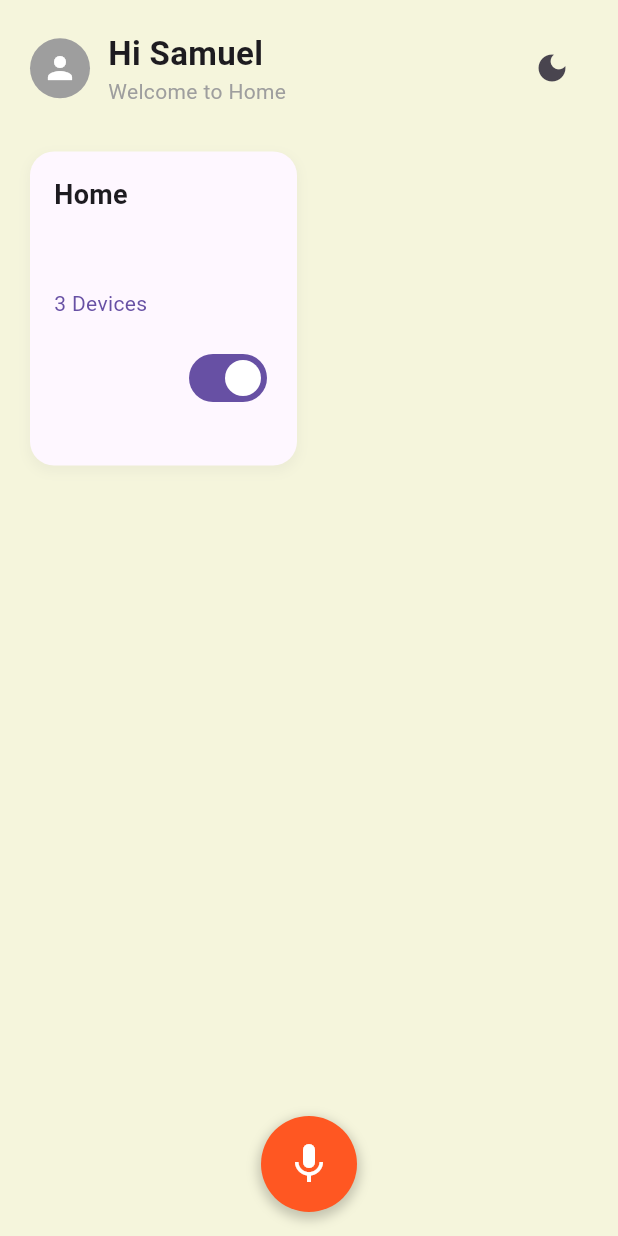
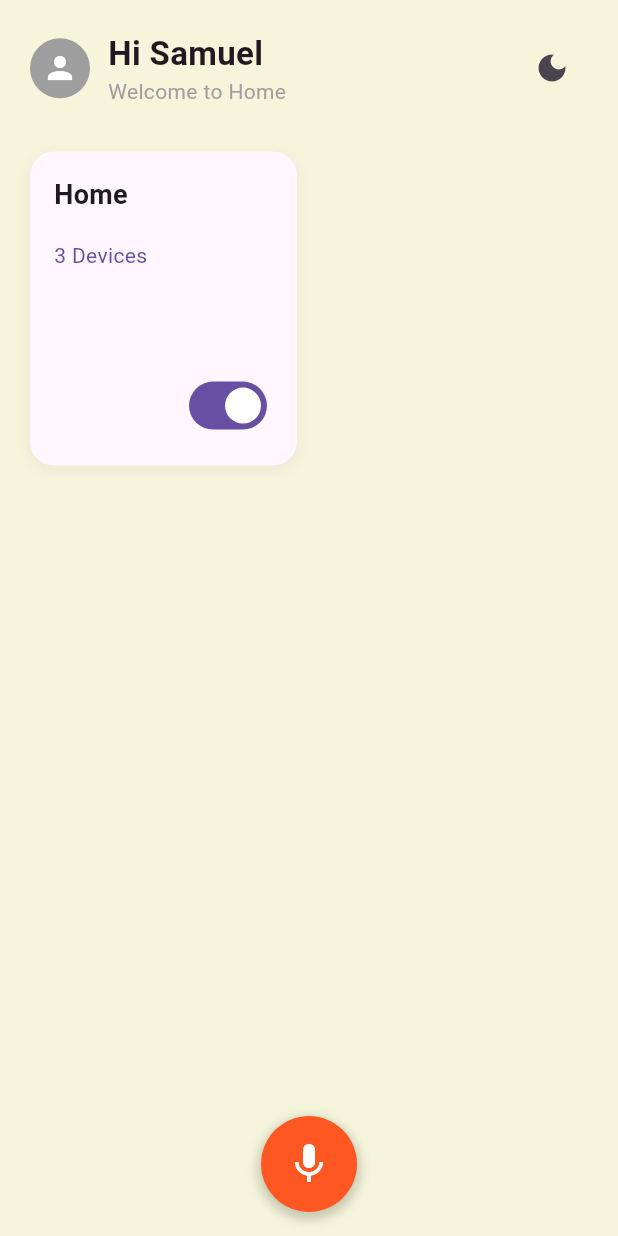
Before and after one commit to Hackathon-M1-Equipe-1/mobile, a Flutter app: the screen it shows after launch, on a phone screen of 412 x 824 dp. Run offline on Flutter 3.47's test engine with Material 3 defaults, Android fonts, the phone set to English and light mode, and no system bars; our stand-ins replace firebase_core, shared_preferences; missing offline and left inert: record; accounts and stored records are empty; Roboto replaces fonts that are missing (Poppins).

Commit message:
fix: corrections sur UI

```diff
--- a/lib/widgets/room_card.dart
+++ b/lib/widgets/room_card.dart
@@ -47,7 +47,6 @@ class RoomCard extends StatelessWidget {
                 color: theme.textTheme.bodyLarge?.color,
               ),
             ),
-            const SizedBox(height: 8),
             Text(
               '',
               style: TextStyle(
@@ -55,7 +54,6 @@ class RoomCard extends StatelessWidget {
                 color: theme.textTheme.bodySmall?.color,
               ),
             ),
-            const SizedBox(height: 24),
             Text(
               '${room.devices} Devices',
               style: TextStyle(
@@ -63,9 +61,9 @@ class RoomCard extends StatelessWidget {
                 color: theme.colorScheme.primary,
               ),
             ),
-            const SizedBox(height: 16),
+            Spacer(),
             Align(
-              alignment: Alignment.centerRight,
+              alignment: Alignment.bottomRight,
               child: Switch(
                 value: room.isActive,
                 onChanged: onToggle,
```
Also changed, not shown: lib/screens/home_screen.dart (+26 -14 lines).
